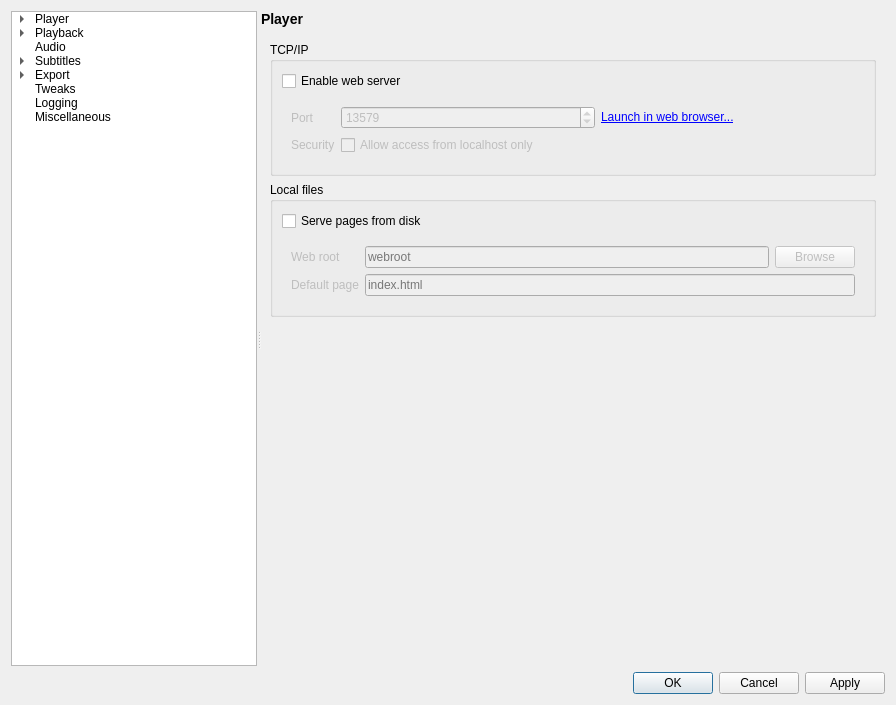
This is settingswindow.ui in mpc-qt/mpc-qt as Qt 5 draws it before an edit. The edited form follows.
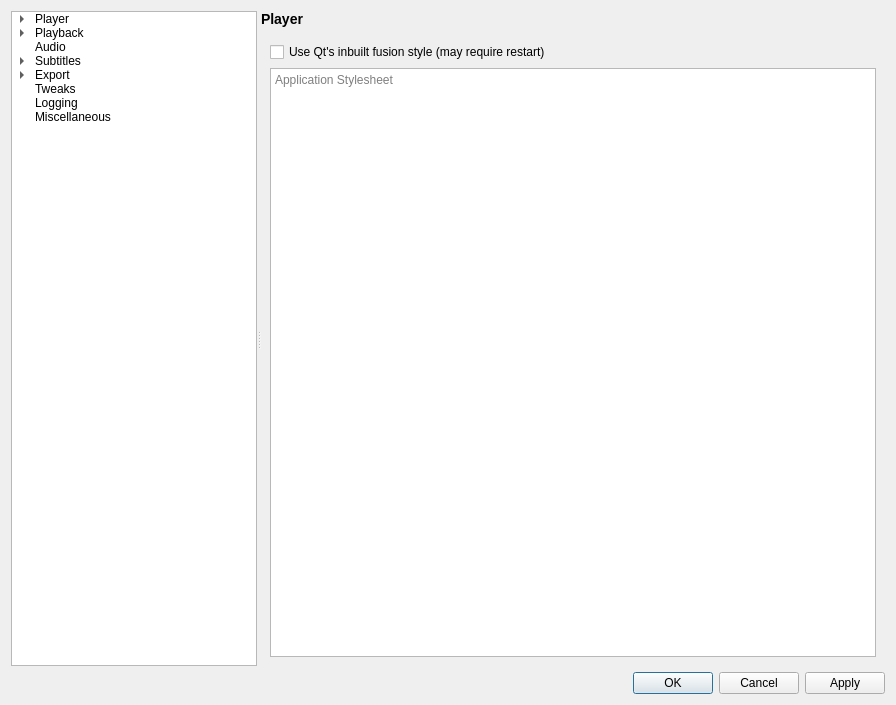
This is the edited form.

Commit message:
settingswindow,main: implement ricing
Make the app go faster.

```diff
--- a/settingswindow.ui
+++ b/settingswindow.ui
@@ -819,6 +819,24 @@
            </item>
           </layout>
          </widget>
+         <widget class="QWidget" name="stylesheetPage">
+          <layout class="QVBoxLayout" name="verticalLayout_15">
+           <item>
+            <widget class="QCheckBox" name="stylesheetFusion">
+             <property name="text">
+              <string>Use Qt's inbuilt fusion style (may require restart)</string>
+             </property>
+            </widget>
+           </item>
+           <item>
+            <widget class="QPlainTextEdit" name="stylesheetText">
+             <property name="placeholderText">
+              <string>Application Stylesheet</string>
+             </property>
+            </widget>
+           </item>
+          </layout>
+         </widget>
          <widget class="QWidget" name="webPage">
           <layout class="QVBoxLayout" name="verticalLayout_10">
            <item>
```
Left out of the diff: 9 changed lines with no effect on the pictures. The commit also changes 11 other files.
